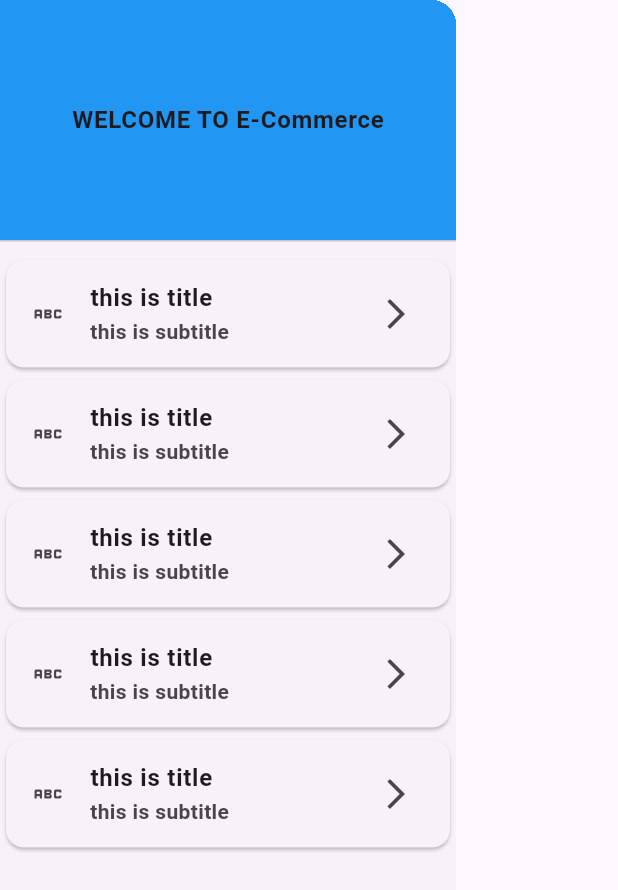
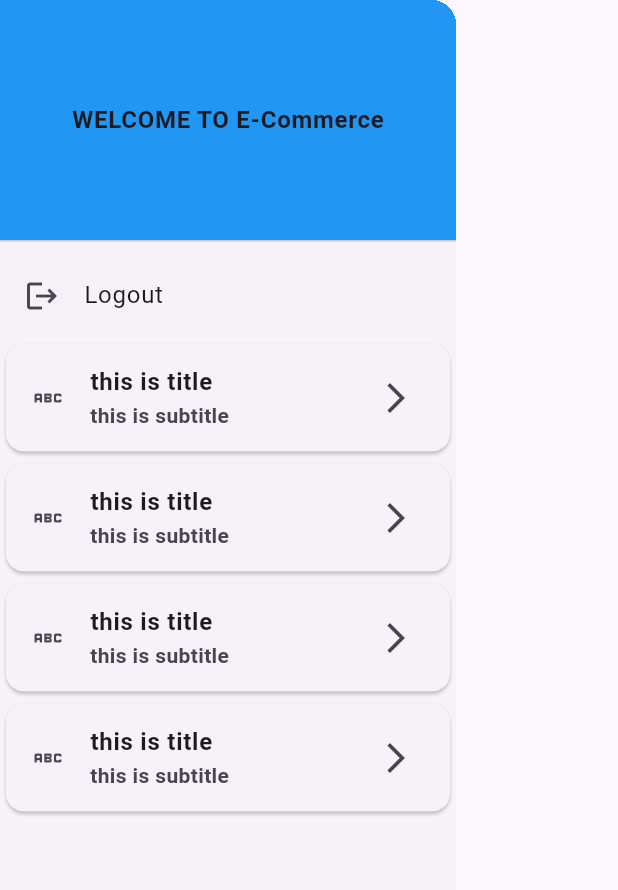
Before and after one commit to SoftEngAliijaz/shopbiz_app, a Flutter app: what drawerComponent() shows on an empty page, opened directly, on a phone screen of 412 x 824 dp. Shown: the top 890 px of the screen. Run offline on Flutter 3.47's test engine with Material 3 defaults, Android fonts, the light colour scheme and no system bars; our stand-ins replace carousel_slider, firebase_auth, firebase_core, fluttertoast; accounts and stored records are empty; network calls fail.

Commit message:
logout code

```diff
--- a/lib/components/components.dart
+++ b/lib/components/components.dart
@@ -1,3 +1,4 @@
+import 'package:firebase_auth/firebase_auth.dart';
 import 'package:flutter/material.dart';
 import 'package:shopbiz_app/constants/constants.dart';
 
@@ -18,7 +19,13 @@ class AppComponents {
               )),
             ),
           ),
-          _cardTileForDrawer(),
+          ListTile(
+            onTap: () async {
+              await FirebaseAuth.instance.signOut();
+            },
+            leading: Icon(Icons.logout),
+            title: Text('Logout'),
+          ),
           _cardTileForDrawer(),
           _cardTileForDrawer(),
           _cardTileForDrawer(),
```
